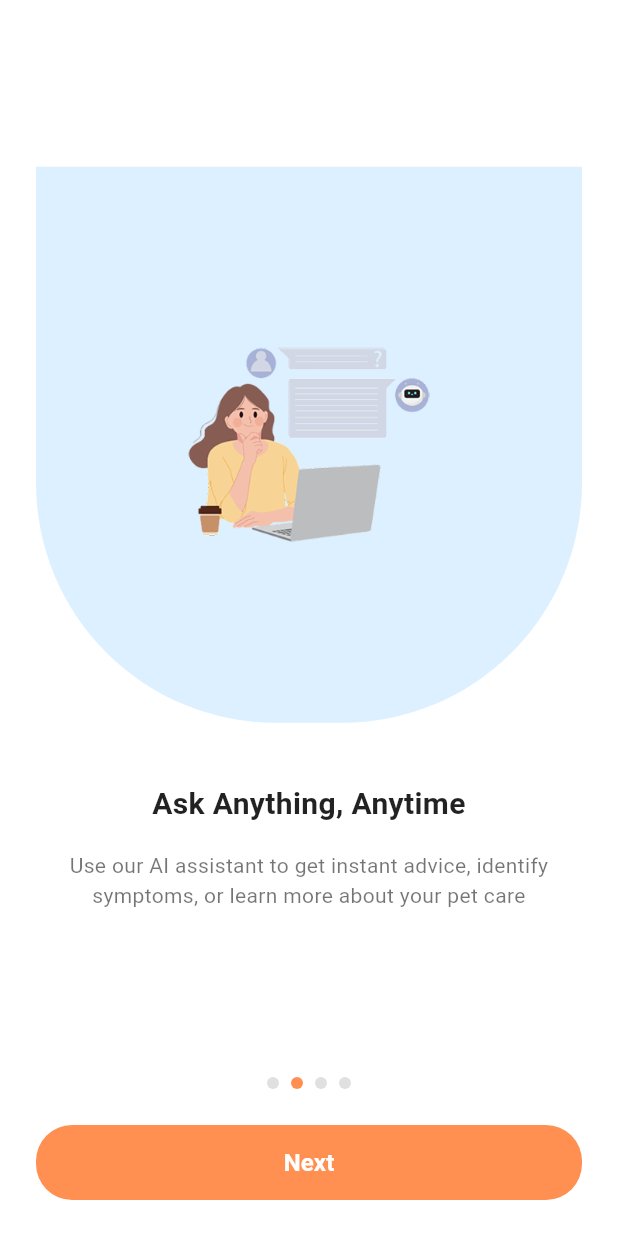
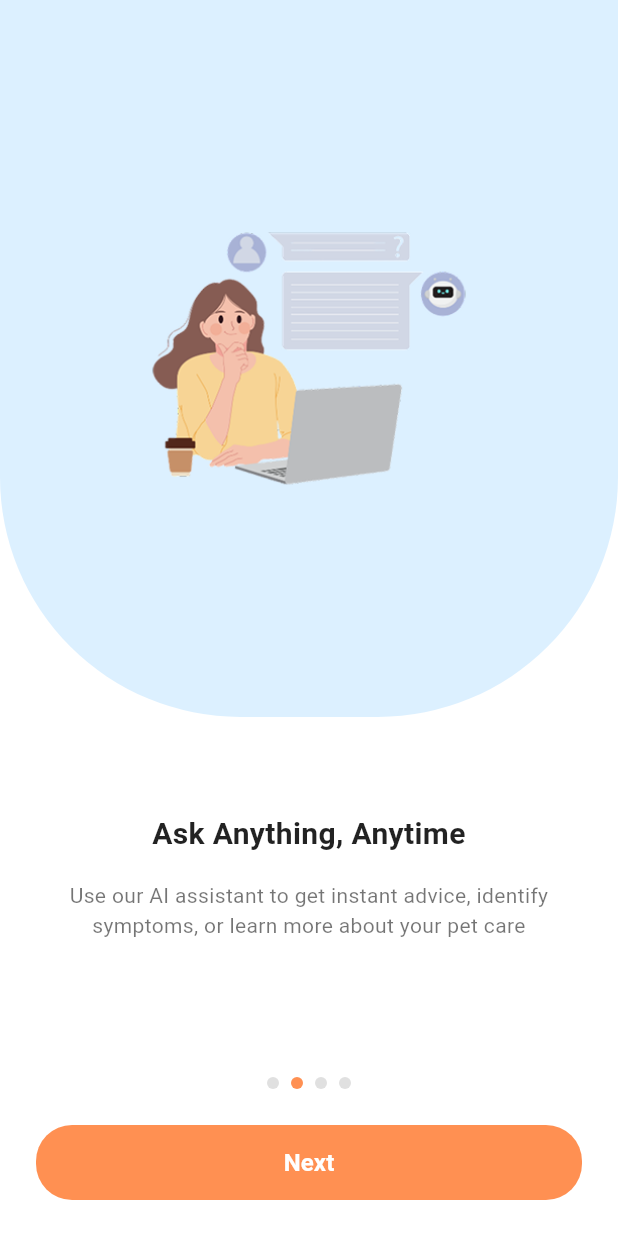
Before and after one commit to liwangivone/PetMigo, a Flutter app: the screen it shows after launch, swiped to page 2, on a phone screen of 412 x 824 dp. Run offline on Flutter 3.47's test engine with Material 3 defaults, Android fonts, the phone set to English and light mode, and no system bars.

Commit message:
Memperbaiki Tampilan UI OnBoading Page

```diff
--- a/frontend/lib/views/pages/onboarding_pages.dart
+++ b/frontend/lib/views/pages/onboarding_pages.dart
@@ -57,7 +57,7 @@ class _OnboardingScreenState extends State<OnboardingScreen> {
   @override
   Widget build(BuildContext context) {
     return Scaffold(
-      // Menghilangkan app bar untuk menghapus status bar
+      // Tetap gunakan extendBodyBehindAppBar untuk status bar transparan
       extendBodyBehindAppBar: true,
       appBar: AppBar(
         backgroundColor: Colors.transparent,
@@ -69,8 +69,7 @@ class _OnboardingScreenState extends State<OnboardingScreen> {
         ),
       ),
       backgroundColor: Colors.white,
-      body: SafeArea(
-        child: Column(
+      body: Column(
         children: [
           Expanded(
             child: PageView.builder(
@@ -81,15 +80,12 @@ class _OnboardingScreenState extends State<OnboardingScreen> {
               itemCount: onboardingData.length,
               itemBuilder: (context, index) {
                 final data = onboardingData[index];
-                  return Padding(
-                    padding: const EdgeInsets.all(24.0),
-                    child: Column(
-                      mainAxisAlignment: MainAxisAlignment.center,
+                return Column(
                   children: [
-                        // Image area with light blue background
+                    // Banner biru yang sekarang mentok ke atas
                     Container(
                       width: double.infinity,
-                          height: MediaQuery.of(context).size.height * 0.45,
+                      height: MediaQuery.of(context).size.height * 0.58,
                       decoration: const BoxDecoration(
                         color: Color(0xFFDCF0FF),
                         borderRadius: BorderRadius.only(
@@ -100,11 +96,15 @@ class _OnboardingScreenState extends State<OnboardingScreen> {
                       child: Center(
                         child: Image.asset(
                           data['image']!,
-                              height: 200,
+                          height: 260,
                           fit: BoxFit.contain,
                         ),
                       ),
                     ),
+                    Padding(
+                      padding: const EdgeInsets.all(24.0),
+                      child: Column(
+                        children: [
                           const SizedBox(height: 40),
                           // Title
                           Text(
@@ -128,6 +128,8 @@ class _OnboardingScreenState extends State<OnboardingScreen> {
                           ),
                         ],
                       ),
+                    ),
+                  ],
                 );
               },
             ),
@@ -178,7 +180,6 @@ class _OnboardingScreenState extends State<OnboardingScreen> {
           ),
         ],
       ),
-      ),
     );
   }
 }
```
Lines whose indentation alone changed are shown as unchanged.
